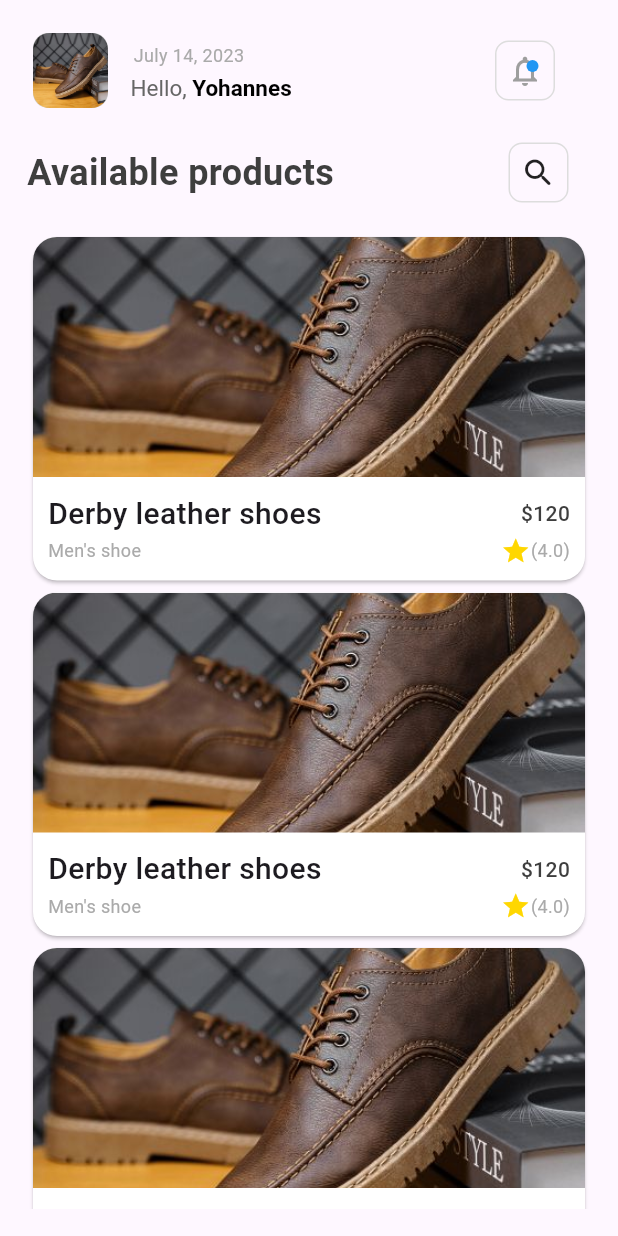
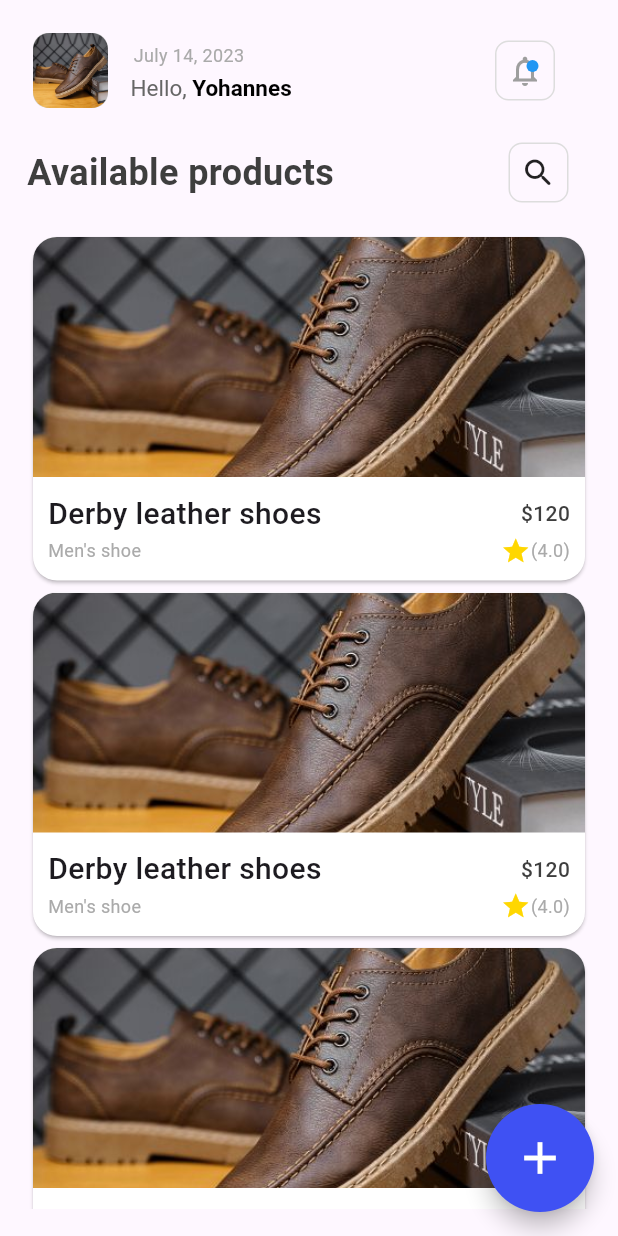
Before and after one commit to Mitiku-Melkamsew/2025-project-phase-mobile-tasks, a Flutter app: the Home screen opened directly, on a phone screen of 412 x 824 dp. Run offline on Flutter 3.47's test engine with Material 3 defaults, Android fonts, the phone set to English and light mode, and no system bars; Roboto replaces fonts that are missing (Poppins, Sora, sora).

Commit message:
added floating action button to home page

```diff
--- a/mobile/mitiku_melkamsew/ecommerce/lib/home.dart
+++ b/mobile/mitiku_melkamsew/ecommerce/lib/home.dart
@@ -5,7 +5,19 @@ class Home extends StatelessWidget {
 
   @override
   Widget build(BuildContext context) {
-    return Padding(
+    return Scaffold(
+      floatingActionButton: SizedBox(
+        width: 72,
+        height: 72,
+        child: FloatingActionButton(
+          shape: CircleBorder(),
+          backgroundColor: Color(0xff3F51F3),
+          onPressed: () {},
+          child: Icon(Icons.add, color: Color(0xffffffff), size: 36),
+        ),
+      ),
+
+      body: Padding(
         padding: const EdgeInsets.all(18.0),
         child: Column(
           children: [
@@ -167,7 +179,8 @@ class Home extends StatelessWidget {
                           child: Column(
                             children: [
                               Row(
-                              mainAxisAlignment: MainAxisAlignment.spaceBetween,
+                                mainAxisAlignment:
+                                    MainAxisAlignment.spaceBetween,
                                 children: [
                                   Text(
                                     'Derby leather shoes',
@@ -189,7 +202,8 @@ class Home extends StatelessWidget {
                                 ],
                               ),
                               Row(
-                              mainAxisAlignment: MainAxisAlignment.spaceBetween,
+                                mainAxisAlignment:
+                                    MainAxisAlignment.spaceBetween,
                                 children: [
                                   Text(
                                     'Men\'s shoe',
@@ -250,7 +264,8 @@ class Home extends StatelessWidget {
                           child: Column(
                             children: [
                               Row(
-                              mainAxisAlignment: MainAxisAlignment.spaceBetween,
+                                mainAxisAlignment:
+                                    MainAxisAlignment.spaceBetween,
                                 children: [
                                   Text(
                                     'Derby leather shoes',
@@ -272,7 +287,8 @@ class Home extends StatelessWidget {
                                 ],
                               ),
                               Row(
-                              mainAxisAlignment: MainAxisAlignment.spaceBetween,
+                                mainAxisAlignment:
+                                    MainAxisAlignment.spaceBetween,
                                 children: [
                                   Text(
                                     'Men\'s shoe',
@@ -333,7 +349,8 @@ class Home extends StatelessWidget {
                           child: Column(
                             children: [
                               Row(
-                              mainAxisAlignment: MainAxisAlignment.spaceBetween,
+                                mainAxisAlignment:
+                                    MainAxisAlignment.spaceBetween,
                                 children: [
                                   Text(
                                     'Derby leather shoes',
@@ -355,7 +372,8 @@ class Home extends StatelessWidget {
                                 ],
                               ),
                               Row(
-                              mainAxisAlignment: MainAxisAlignment.spaceBetween,
+                                mainAxisAlignment:
+                                    MainAxisAlignment.spaceBetween,
                                 children: [
                                   Text(
                                     'Men\'s shoe',
@@ -397,6 +415,7 @@ class Home extends StatelessWidget {
             ),
           ],
         ),
+      ),
     );
   }
 }
--- a/mobile/mitiku_melkamsew/ecommerce/lib/main.dart
+++ b/mobile/mitiku_melkamsew/ecommerce/lib/main.dart
@@ -14,6 +14,6 @@ class MyApp extends StatelessWidget {
   // This widget is the root of your application.
   @override
   Widget build(BuildContext context) {
-    return MaterialApp(debugShowCheckedModeBanner: false, home: Details());
+    return MaterialApp(debugShowCheckedModeBanner: false, home: Home());
   }
 }
```
Lines whose indentation alone changed are shown as unchanged.
